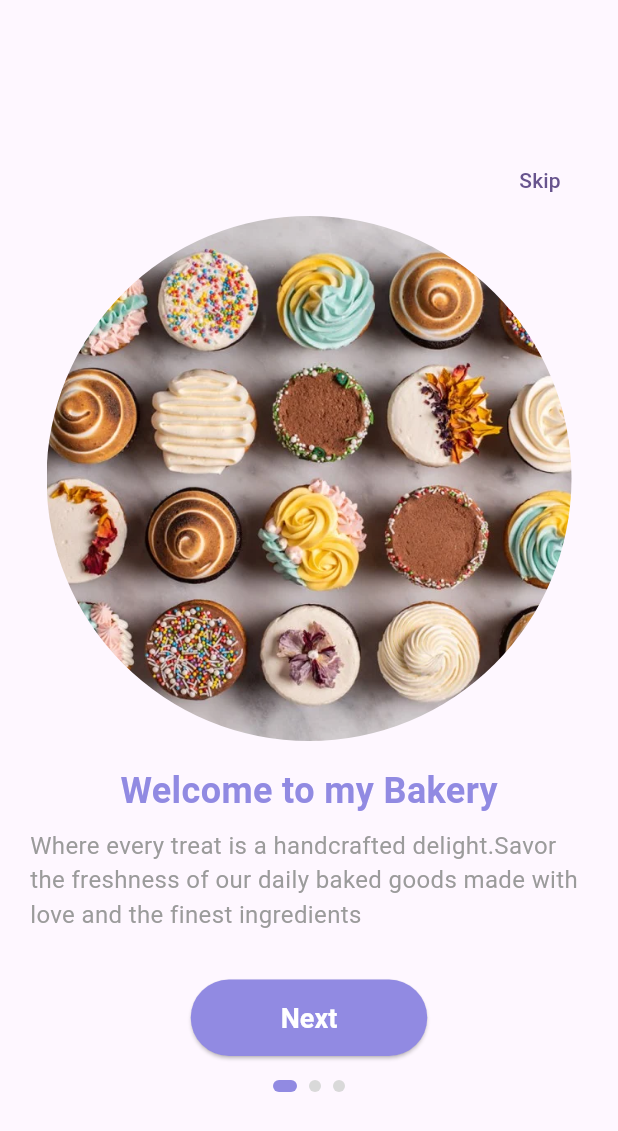
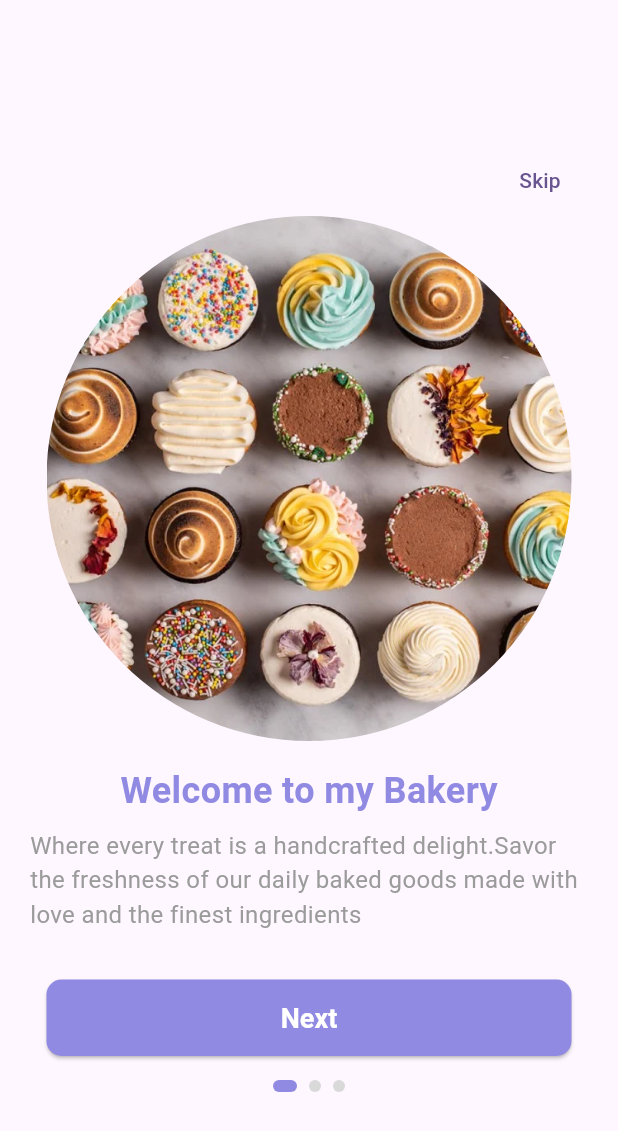
Before and after one commit to samruddhin24/BakeryManagementAPP, a Flutter app: the screen it shows after launch, on a phone screen of 412 x 824 dp. Shown: the top 1131 px of the screen. Run offline on Flutter 3.47's test engine with Material 3 defaults, Android fonts, the phone set to English and light mode, and no system bars; our stand-ins replace flutter_svg, get.

Commit message:
minor changes in custom button

```diff
--- a/bakery_app/lib/screens/splash/splash_screen.dart
+++ b/bakery_app/lib/screens/splash/splash_screen.dart
@@ -1,11 +1,9 @@
 import 'package:bakery_app/constants/app_colors.dart';
 import 'package:bakery_app/constants/constants.dart';
-import 'package:bakery_app/constants/controller_tags.dart';
 import 'package:bakery_app/screens/screens.dart';
 import 'package:flutter/material.dart';
 import 'package:get/get.dart';
 
-import '../../constants/app_constants.dart';
 
 class SplashScreen extends GetWidget<SplashController> {
   const SplashScreen({super.key});
--- a/bakery_app/lib/widgets/custom_button.dart
+++ b/bakery_app/lib/widgets/custom_button.dart
@@ -12,17 +12,23 @@ class CustomButton extends StatelessWidget {
 
   @override
   Widget build(BuildContext context) {
-    return ElevatedButton(
+    return SizedBox(
+      width: 350,
+      child: ElevatedButton(
         onPressed: onPressed,
         style: ElevatedButton.styleFrom(
           backgroundColor: AppColors.primary1,
-        padding: const EdgeInsets.symmetric(horizontal: 60, vertical: 15),
+          padding: const EdgeInsets.symmetric(horizontal: 20, vertical: 15),
           textStyle: const TextStyle(fontSize: 18, fontWeight: FontWeight.bold),
+          shape: RoundedRectangleBorder(
+            borderRadius: BorderRadius.circular(10),
+          )
         ),
         child: Text(
           text,
           style: const TextStyle(color: AppColors.white),
         ),
+      ),
     );
   }
 }
```
Also changed, not shown: bakery_app/lib/screens/login/login_screen.dart (+6 -1 lines), bakery_app/lib/widgets/custom_textfield.dart (added, +31 -0 lines). Lines whose indentation alone changed are shown as unchanged.
